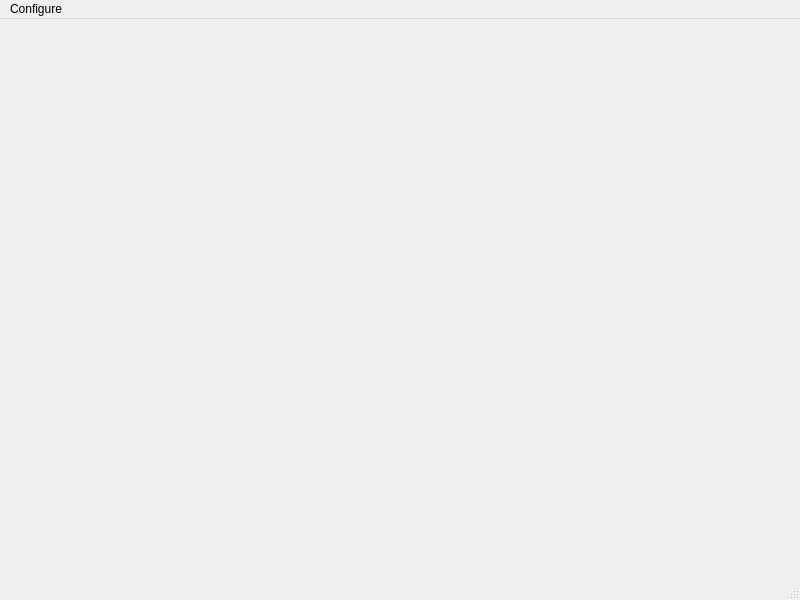
This is mainwindow.ui in braubergiag/GDG as Qt 5 draws it before an edit. The edited form follows.
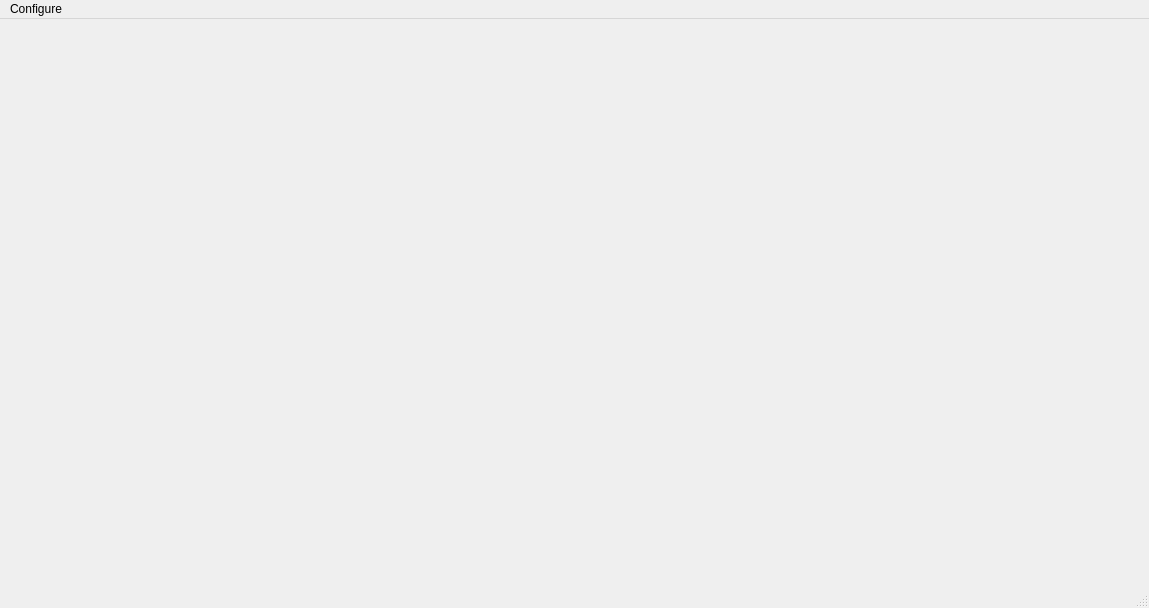
This is the edited form.

```diff
--- a/mainwindow.ui
+++ b/mainwindow.ui
@@ -6,8 +6,8 @@
    <rect>
     <x>0</x>
     <y>0</y>
-    <width>800</width>
-    <height>600</height>
+    <width>1149</width>
+    <height>608</height>
    </rect>
   </property>
   <property name="windowTitle">
@@ -21,7 +21,7 @@
     <rect>
      <x>0</x>
      <y>0</y>
-     <width>800</width>
+     <width>1149</width>
      <height>22</height>
     </rect>
    </property>
```
